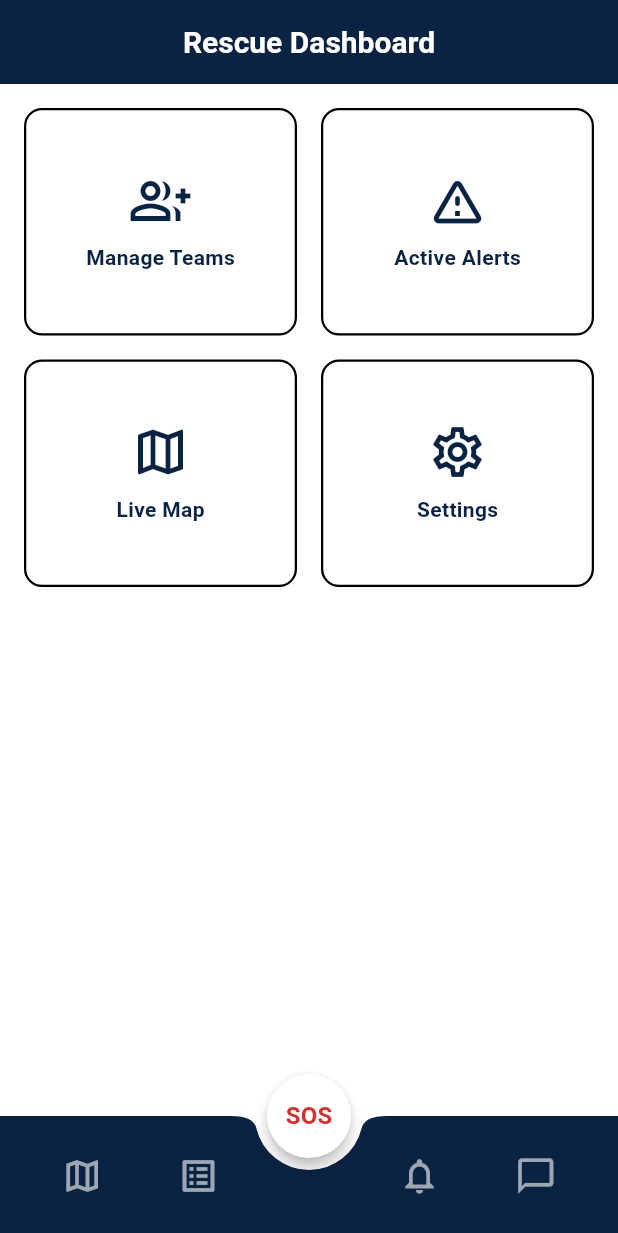
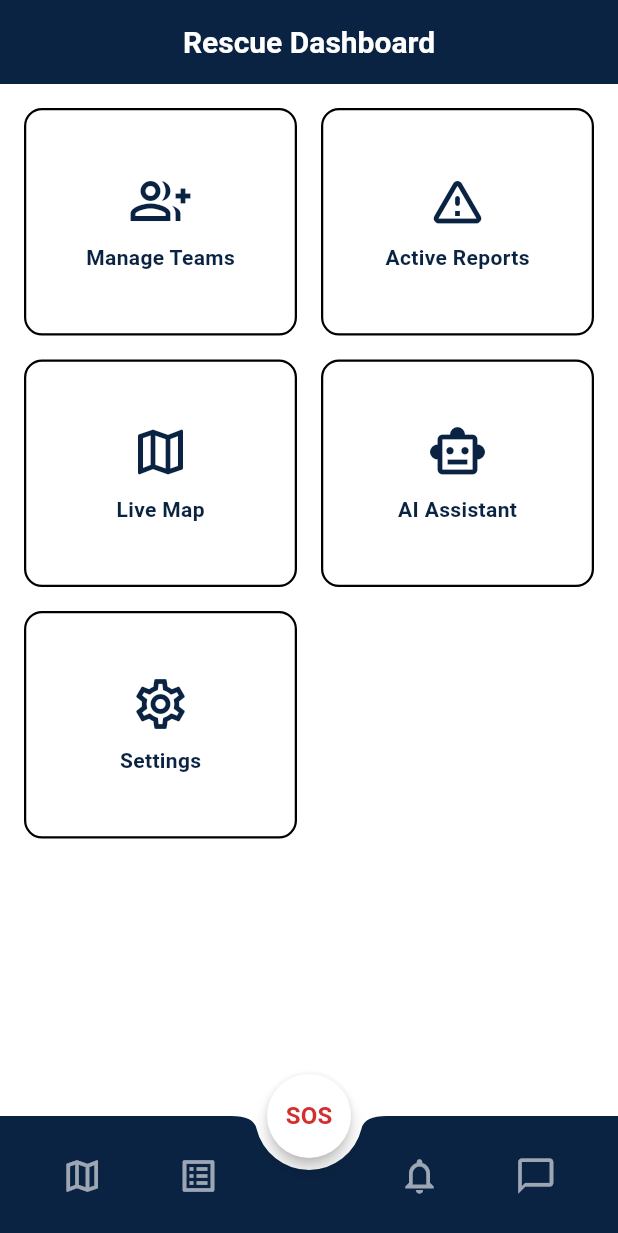
Before and after one commit to mohimenly1/sosApp, a Flutter app: the RescueHomeScreen screen opened by its route, on a phone screen of 412 x 824 dp. Shown: the top 1233 px of the screen. Run offline on Flutter 3.47's test engine with Material 3 defaults, Android fonts, the phone set to English and light mode, and no system bars; our stand-ins replace cloud_firestore, firebase_auth, firebase_core, firebase_messaging, flutter_local_notifications, flutter_map and 6 more; missing offline and left inert: firebase_app_check; accounts and stored records are empty.

Commit message:
update rescue home screen

```diff
--- a/lib/screens/rescue_home_screen.dart
+++ b/lib/screens/rescue_home_screen.dart
@@ -7,11 +7,12 @@ class RescueHomeScreen extends StatelessWidget {
 
   @override
   Widget build(BuildContext context) {
+    // The main scaffold provides the consistent bottom navigation bar
     return MainScaffold(
       body: Scaffold(
         appBar: AppBar(
           title: const Text('Rescue Dashboard'),
-          automaticallyImplyLeading: false,
+          automaticallyImplyLeading: false, // Removes the back button
         ),
         body: GridView.count(
           padding: const EdgeInsets.all(16.0),
@@ -29,15 +30,26 @@ class RescueHomeScreen extends StatelessWidget {
             ),
             HomeGridButton(
               icon: Icons.warning_amber_rounded,
-              label: 'Active Alerts',
+              label: 'Active Reports', // Renamed for clarity
               onTap: () {
                 Navigator.pushNamed(context, '/active_reports');
               },
             ),
+            // UPDATED: This button now navigates to the map screen
             HomeGridButton(
               icon: Icons.map_outlined,
               label: 'Live Map',
-              onTap: () {},
+              onTap: () {
+                Navigator.pushNamed(context, '/user_map');
+              },
+            ),
+            // NEW: Added button for the AI Assistant
+            HomeGridButton(
+              icon: Icons.smart_toy_outlined,
+              label: 'AI Assistant',
+              onTap: () {
+                Navigator.pushNamed(context, '/chat');
+              },
             ),
             HomeGridButton(
               icon: Icons.settings_outlined,
```
